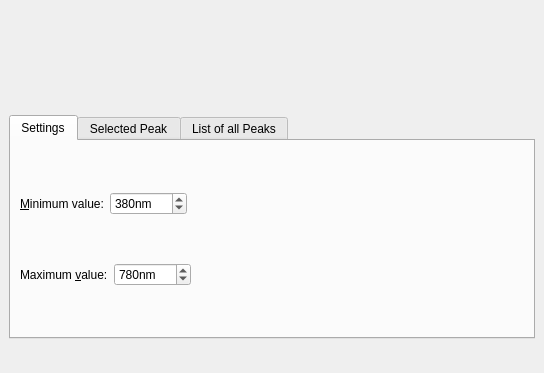
Above: src/spectrumview.ui from KDE/kalzium before the change. Below: the same form after it.
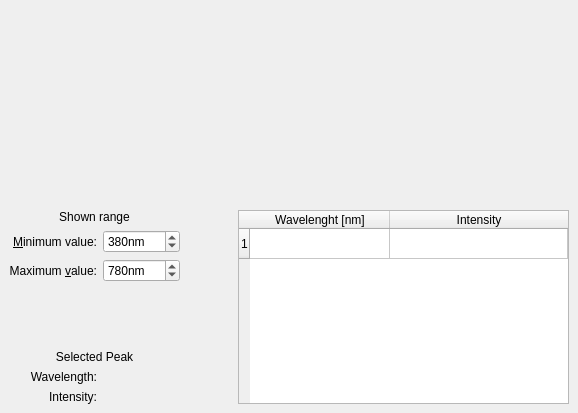
That is the form after the change. Custom widgets are drawn as their Qt base class.

```diff
--- a/src/spectrumview.ui
+++ b/src/spectrumview.ui
@@ -6,8 +6,8 @@
    <rect>
     <x>0</x>
     <y>0</y>
-    <width>544</width>
-    <height>373</height>
+    <width>578</width>
+    <height>413</height>
    </rect>
   </property>
   <property name="toolTip">
@@ -23,41 +23,88 @@
    <property name="spacing">
     <number>6</number>
    </property>
-   <item row="1" column="0">
-    <widget class="KTabWidget" name="tabWidget">
-     <property name="currentIndex">
-      <number>0</number>
-     </property>
-     <widget class="QWidget" name="tab">
-      <attribute name="title">
-       <string>Settings</string>
-      </attribute>
-      <layout class="QGridLayout">
-       <property name="margin">
-        <number>9</number>
+   <item row="2" column="0">
+    <layout class="QGridLayout" name="gridLayout">
+     <item row="7" column="0">
+      <widget class="QLabel" name="label_3">
+       <property name="text">
+        <string>Wavelength:</string>
+       </property>
+       <property name="alignment">
+        <set>Qt::AlignRight|Qt::AlignTrailing|Qt::AlignVCenter</set>
        </property>
-       <property name="spacing">
-        <number>6</number>
+      </widget>
+     </item>
+     <item row="8" column="0">
+      <widget class="QLabel" name="label_4">
+       <property name="text">
+        <string>Intensity:</string>
        </property>
-       <item row="1" column="0">
-        <layout class="QHBoxLayout">
-         <property name="spacing">
-          <number>6</number>
-         </property>
-         <property name="margin">
-          <number>0</number>
-         </property>
-         <item>
+       <property name="alignment">
+        <set>Qt::AlignRight|Qt::AlignTrailing|Qt::AlignVCenter</set>
+       </property>
+      </widget>
+     </item>
+     <item row="6" column="0" colspan="2">
+      <widget class="QLabel" name="label_5">
+       <property name="text">
+        <string>Selected Peak</string>
+       </property>
+       <property name="alignment">
+        <set>Qt::AlignCenter</set>
+       </property>
+      </widget>
+     </item>
+     <item row="7" column="1">
+      <widget class="QLabel" name="wavelength_label">
+       <property name="text">
+        <string/>
+       </property>
+      </widget>
+     </item>
+     <item row="8" column="1">
+      <widget class="QLabel" name="intensity_label">
+       <property name="text">
+        <string/>
+       </property>
+      </widget>
+     </item>
+     <item row="2" column="1">
+      <widget class="QSpinBox" name="minimumValue">
+       <property name="toolTip">
+        <string>This sets the leftmost wavelength of the spectrum.</string>
+       </property>
+       <property name="whatsThis">
+        <string>This sets the leftmost wavelength of the spectrum.</string>
+       </property>
+       <property name="suffix">
+        <string>nm</string>
+       </property>
+       <property name="minimum">
+        <number>1</number>
+       </property>
+       <property name="maximum">
+        <number>40000</number>
+       </property>
+       <property name="value">
+        <number>380</number>
+       </property>
+      </widget>
+     </item>
+     <item row="3" column="0">
           <widget class="QLabel" name="label2">
            <property name="text">
             <string>Maximum &amp;value:</string>
            </property>
+       <property name="alignment">
+        <set>Qt::AlignRight|Qt::AlignTrailing|Qt::AlignVCenter</set>
+       </property>
            <property name="buddy">
             <cstring>maximumValue</cstring>
            </property>
           </widget>
          </item>
-         <item>
+     <item row="3" column="1">
           <widget class="QSpinBox" name="maximumValue">
            <property name="toolTip">
             <string>This sets the rightmost wavelength of the spectrum.</string>
@@ -69,7 +116,7 @@
             <string>nm</string>
            </property>
            <property name="minimum">
-            <number>0</number>
+        <number>1</number>
            </property>
            <property name="maximum">
             <number>40000</number>
@@ -79,160 +126,72 @@
            </property>
           </widget>
          </item>
-         <item>
-          <spacer>
-           <property name="orientation">
-            <enum>Qt::Horizontal</enum>
-           </property>
-           <property name="sizeHint" stdset="0">
-            <size>
-             <width>40</width>
-             <height>20</height>
-            </size>
-           </property>
-          </spacer>
-         </item>
-        </layout>
-       </item>
-       <item row="0" column="0">
-        <layout class="QHBoxLayout">
-         <property name="spacing">
-          <number>6</number>
-         </property>
-         <property name="margin">
-          <number>0</number>
-         </property>
-         <item>
+     <item row="2" column="0">
           <widget class="QLabel" name="label1">
            <property name="text">
             <string>&amp;Minimum value:</string>
            </property>
+       <property name="alignment">
+        <set>Qt::AlignRight|Qt::AlignTrailing|Qt::AlignVCenter</set>
+       </property>
            <property name="buddy">
             <cstring>minimumValue</cstring>
            </property>
           </widget>
          </item>
-         <item>
-          <widget class="QSpinBox" name="minimumValue">
-           <property name="toolTip">
-            <string>This sets the leftmost wavelength of the spectrum.</string>
-           </property>
-           <property name="whatsThis">
-            <string>This sets the leftmost wavelength of the spectrum.</string>
-           </property>
-           <property name="suffix">
-            <string>nm</string>
-           </property>
-           <property name="minimum">
-            <number>0</number>
-           </property>
-           <property name="maximum">
-            <number>40000</number>
-           </property>
-           <property name="value">
-            <number>380</number>
-           </property>
-          </widget>
-         </item>
-         <item>
-          <spacer>
+     <item row="5" column="0" colspan="2">
+      <spacer name="verticalSpacer">
            <property name="orientation">
-            <enum>Qt::Horizontal</enum>
+        <enum>Qt::Vertical</enum>
            </property>
            <property name="sizeHint" stdset="0">
             <size>
-             <width>40</width>
-             <height>20</height>
+         <width>20</width>
+         <height>40</height>
             </size>
            </property>
           </spacer>
          </item>
-        </layout>
-       </item>
-      </layout>
-     </widget>
-     <widget class="QWidget" name="tab_2">
-      <attribute name="title">
-       <string>Selected Peak</string>
-      </attribute>
-      <layout class="QGridLayout">
-       <property name="margin">
-        <number>9</number>
-       </property>
-       <property name="spacing">
-        <number>6</number>
-       </property>
-       <item row="1" column="0">
-        <layout class="QHBoxLayout">
-         <property name="spacing">
-          <number>6</number>
-         </property>
-         <property name="margin">
-          <number>0</number>
-         </property>
-         <item>
-          <widget class="QLabel" name="label_2">
-           <property name="text">
-            <string>Intensity:</string>
-           </property>
-          </widget>
-         </item>
-         <item>
-          <widget class="QLabel" name="intensity_label">
-           <property name="text">
-            <string/>
-           </property>
-          </widget>
-         </item>
-        </layout>
-       </item>
-       <item row="0" column="0">
-        <layout class="QHBoxLayout">
-         <property name="spacing">
-          <number>6</number>
-         </property>
-         <property name="margin">
-          <number>0</number>
-         </property>
-         <item>
+     <item row="1" column="0" colspan="2">
           <widget class="QLabel" name="label">
            <property name="text">
-            <string>Wavelength:</string>
-           </property>
-          </widget>
-         </item>
-         <item>
-          <widget class="QLabel" name="wavelength_label">
-           <property name="text">
-            <string/>
+        <string>Shown range</string>
+       </property>
+       <property name="alignment">
+        <set>Qt::AlignCenter</set>
            </property>
           </widget>
          </item>
         </layout>
        </item>
-      </layout>
-     </widget>
-     <widget class="QWidget" name="tab_3">
-      <attribute name="title">
-       <string>List of all Peaks</string>
-      </attribute>
-      <layout class="QGridLayout">
-       <property name="margin">
-        <number>9</number>
-       </property>
-       <property name="spacing">
-        <number>6</number>
-       </property>
-       <item row="0" column="0">
-        <widget class="QTreeWidget" name="peakList">
-         <column>
+   <item row="2" column="3">
+    <widget class="QTableWidget" name="peakListTable">
+     <attribute name="horizontalHeaderDefaultSectionSize">
+      <number>140</number>
+     </attribute>
+     <attribute name="horizontalHeaderShowSortIndicator" stdset="0">
+      <bool>true</bool>
+     </attribute>
+     <attribute name="horizontalHeaderStretchLastSection">
+      <bool>true</bool>
+     </attribute>
+     <attribute name="horizontalHeaderShowSortIndicator" stdset="0">
+      <bool>true</bool>
+     </attribute>
+     <attribute name="horizontalHeaderStretchLastSection">
+      <bool>true</bool>
+     </attribute>
+     <attribute name="horizontalHeaderDefaultSectionSize">
+      <number>140</number>
+     </attribute>
+     <row>
           <property name="text">
-           <string>Number</string>
-          </property>
-         </column>
+       <string>1</string>
+      </property>
+     </row>
          <column>
           <property name="text">
-           <string>Wavelength</string>
+       <string>Wavelenght [nm]</string>
           </property>
          </column>
          <column>
@@ -242,11 +201,7 @@
          </column>
         </widget>
        </item>
-      </layout>
-     </widget>
-    </widget>
-   </item>
-   <item row="0" column="0">
+   <item row="0" column="0" colspan="4">
     <widget class="SpectrumWidget" name="m_spectrumWidget" native="true">
      <property name="sizePolicy">
       <sizepolicy hsizetype="MinimumExpanding" vsizetype="MinimumExpanding">
@@ -268,15 +223,18 @@
      </property>
     </widget>
    </item>
-   <item row="2" column="0">
-    <spacer>
+   <item row="2" column="2">
+    <spacer name="horizontalSpacer">
      <property name="orientation">
-      <enum>Qt::Vertical</enum>
+      <enum>Qt::Horizontal</enum>
+     </property>
+     <property name="sizeType">
+      <enum>QSizePolicy::Minimum</enum>
      </property>
      <property name="sizeHint" stdset="0">
       <size>
-       <width>20</width>
-       <height>40</height>
+       <width>40</width>
+       <height>20</height>
       </size>
      </property>
     </spacer>
@@ -284,12 +242,6 @@
   </layout>
  </widget>
  <customwidgets>
-  <customwidget>
-   <class>KTabWidget</class>
-   <extends>QTabWidget</extends>
-   <header>ktabwidget.h</header>
-   <container>1</container>
-  </customwidget>
   <customwidget>
    <class>SpectrumWidget</class>
    <extends>QWidget</extends>
```
Lines whose indentation alone changed are shown as unchanged.
